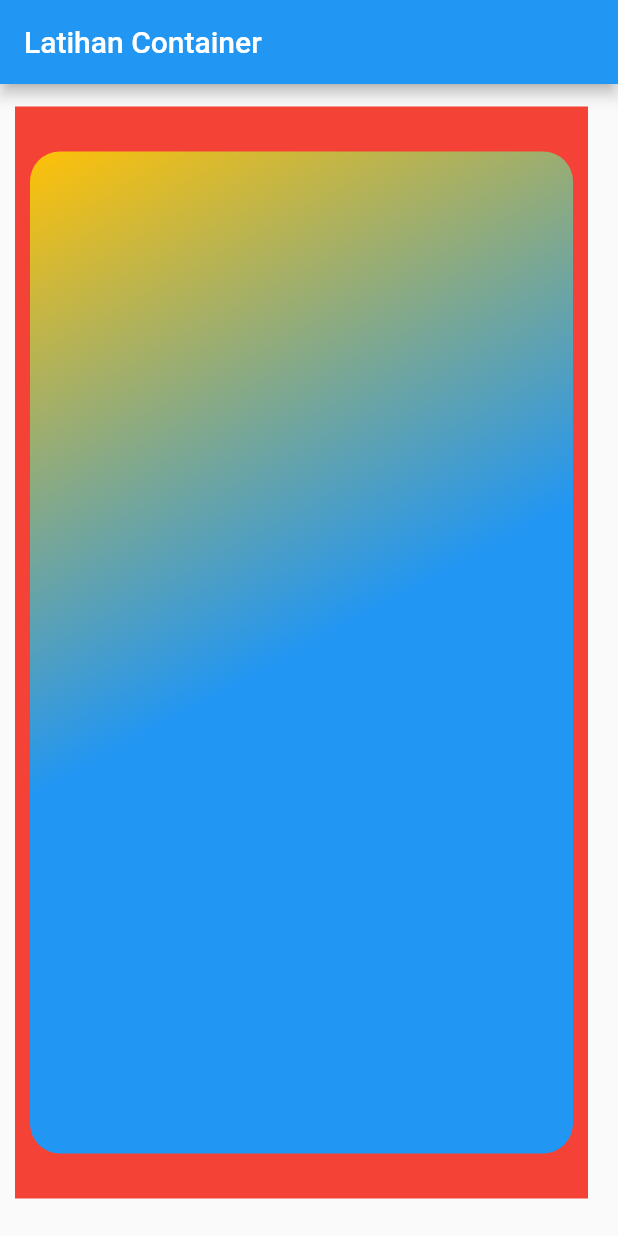
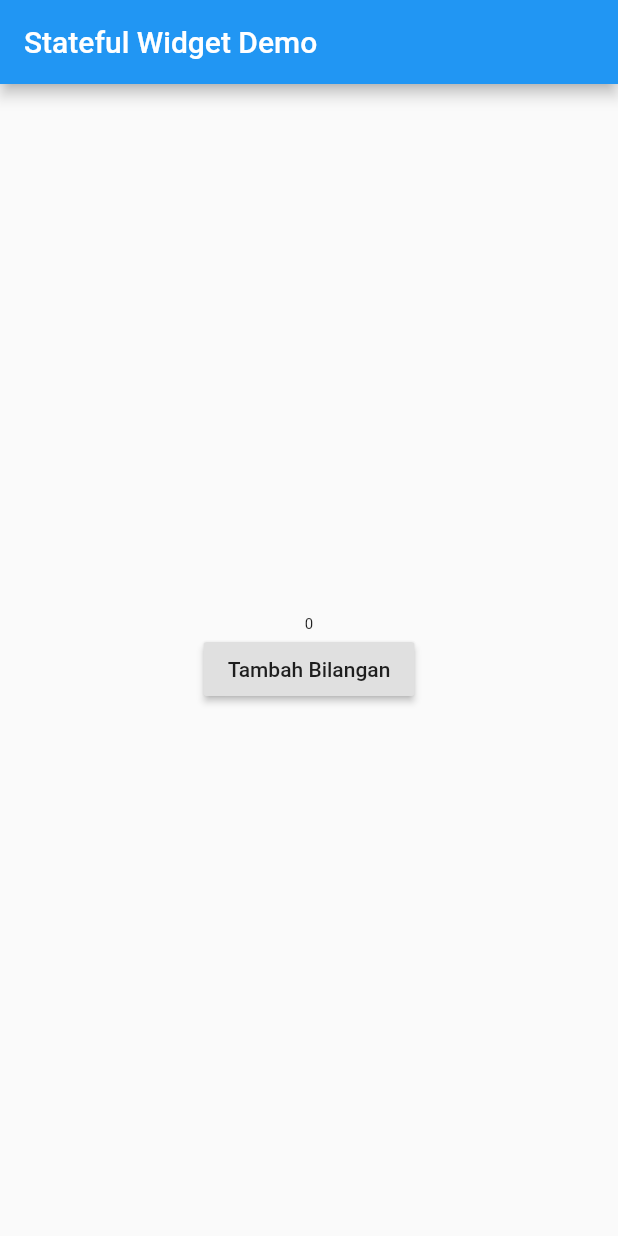
Before and after one commit to meliasyuhada/flutter_fundamental, a Flutter app: the screen it shows after launch, on a phone screen of 412 x 824 dp. Run offline on Flutter 3.47's test engine with Material 2 defaults, Android fonts, the phone set to English and light mode, and no system bars.

Commit message:
Flutter kelima

```diff
--- a/lib/main.dart
+++ b/lib/main.dart
@@ -3,27 +3,40 @@ import 'package:flutter/material.dart';
 
 void main() => runApp(MyApp());
 
-class MyApp extends StatelessWidget {
+class MyApp extends StatefulWidget {
+  @override
+  _MyAppState createState() => _MyAppState();
+}
+
+class _MyAppState extends State<MyApp> {
+  int number = 0;
+
+  void tekanTombol() {
+
+    setState(() {
+      number = number + 1;
+    });
+  }
+
   @override
   Widget build(BuildContext context) {
     return MaterialApp(
       home: Scaffold(
-        appBar: AppBar(title: Text("Latihan Container "),),
-        body: Container(color: Colors.red,
-          margin: EdgeInsets.fromLTRB(10, 15, 20, 25),
-          padding: EdgeInsets.only(bottom: 20, top: 20),
-          child: Container(
-            margin: EdgeInsets.all(10),
-          decoration: BoxDecoration(borderRadius: BorderRadius.circular(20),
-              gradient: LinearGradient(
-              begin: Alignment.topLeft,
-              end: Alignment.bottomRight,
-              colors: <Color>[
-            Colors.amber,
-            Colors.blue,
-            Colors.blue,
-          ])),
-        ),),
+        appBar: AppBar(
+          title: Text("Stateful Widget Demo"),
+        ),
+        body: Center(
+          child: Column(
+            mainAxisAlignment: MainAxisAlignment.center,
+            children: <Widget>[
+              Text(number.toString(), style: TextStyle(fontSize: 10 + number.toDouble()),),
+              RaisedButton(
+                child: Text("Tambah Bilangan"),
+                onPressed: tekanTombol,
+              )
+            ],
+          ),
+        ),
       ),
     );
   }
```
